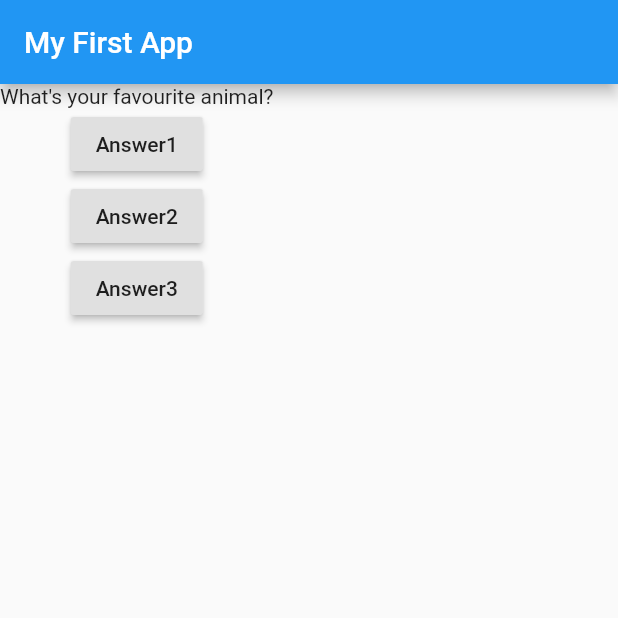
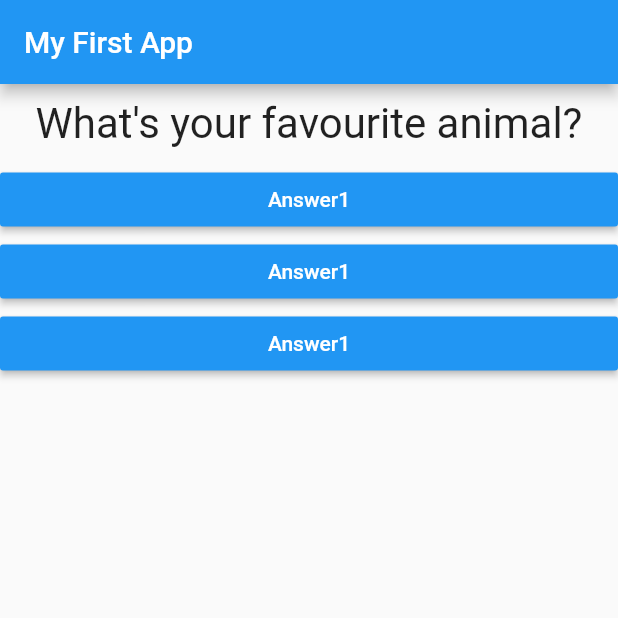
Before and after one commit to staceysav/flutter_course_projects, a Flutter app: the screen it shows after launch, after a tap on "Answer1", on a phone screen of 412 x 824 dp, the top half of it. Run offline on Flutter 3.47's test engine with Material 2 defaults, Android fonts, the phone set to English and light mode, and no system bars.

Commit message:
First app (viktorina with changeable questions and static answers) which has the Answer and the Question classes

```diff
--- /dev/null
+++ b/flutter_complete_guide/lib/answer.dart
@@ -0,0 +1,20 @@
+import 'package:flutter/material.dart';
+
+class Answer extends StatelessWidget {
+  final VoidCallback selectHandler;
+
+  Answer(this.selectHandler);
+
+  @override
+  Widget build(BuildContext context) {
+    return Container(
+      width: double.infinity,
+      child: RaisedButton(
+        color: Colors.blue,
+        textColor: Colors.white,
+        child: Text('Answer1'),
+        onPressed: selectHandler,
+      ),
+    );
+  }
+}
--- a/flutter_complete_guide/lib/main.dart
+++ b/flutter_complete_guide/lib/main.dart
@@ -1,4 +1,6 @@
 import 'package:flutter/material.dart';
+import 'package:flutter_complete_guide/answer.dart';
+import './question.dart';
 
 void main() {
   runApp(MyApp());
@@ -16,7 +18,7 @@ class MyApp extends StatefulWidget {
 class _MyAppState extends State<MyApp> {
   var _questionIndex = 0;
 
-  void answerQuestion() {
+  void _answerQuestion() {
     setState(() {
       _questionIndex = _questionIndex + 1;
     });
@@ -38,22 +40,11 @@ class _MyAppState extends State<MyApp> {
         ),
         body: Column(
           children: <Widget>[
-            Text(
+            Question(
               questions[_questionIndex]),
-            RaisedButton(
-              child: Text('Answer1'),
-              onPressed: answerQuestion,
-            ),
-            RaisedButton(
-              child: Text('Answer2'),
-              onPressed: () => print('Answer 2 chosen'),
-            ),
-            RaisedButton(
-                child: Text('Answer3'),
-                onPressed: () {
-                  //...
-                  print('Answer 3 chosen');
-                }),
+            Answer(_answerQuestion),
+            Answer(_answerQuestion),
+            Answer(_answerQuestion),
           ],
         ),
       ),
--- a/flutter_complete_guide/lib/question.dart
+++ b/flutter_complete_guide/lib/question.dart
@@ -1,10 +1,21 @@
 import 'package:flutter/material.dart';
 
 class Question extends StatelessWidget {
-  const Question({Key? key}) : super(key: key);
+  final String questionText;
+
+  // const Question({Key? key}) : super(key: key);
+  Question(this.questionText);
 
   @override
   Widget build(BuildContext context) {
-    return Text();
+    return Container(
+      width: double.infinity,
+      margin: EdgeInsets.all(10),
+      child: Text(
+        questionText,
+        style: TextStyle(fontSize: 28),
+        textAlign: TextAlign.center,
+      ),
+    );
   }
 }
```
Also changed, not shown: 1 other file.
